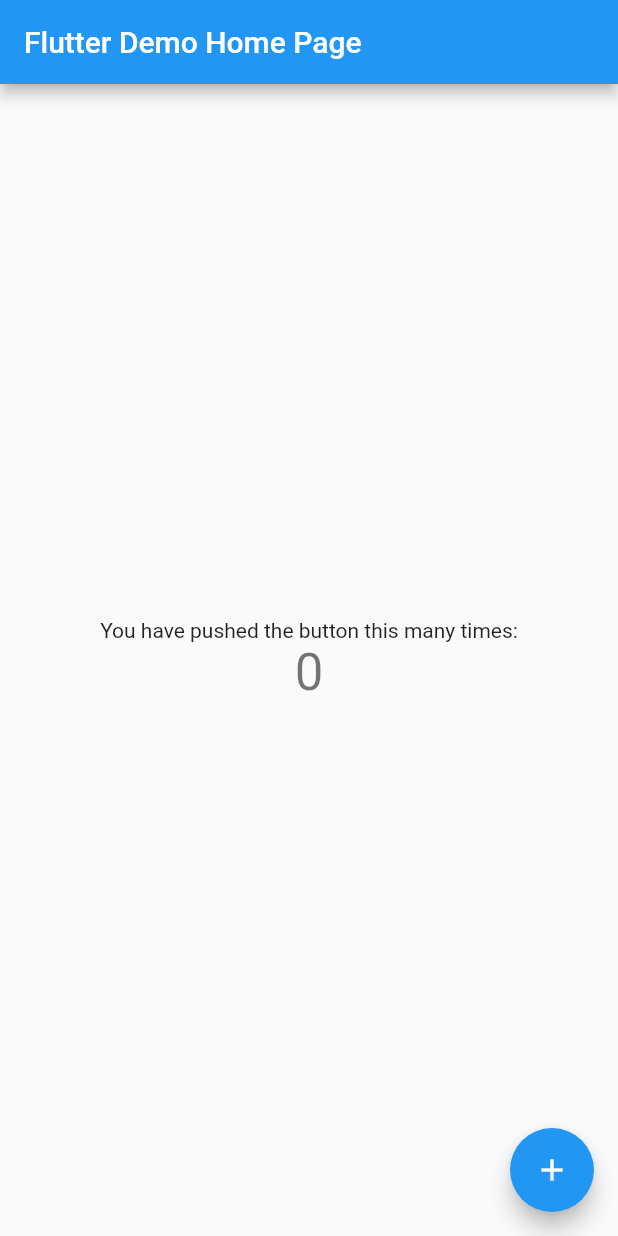
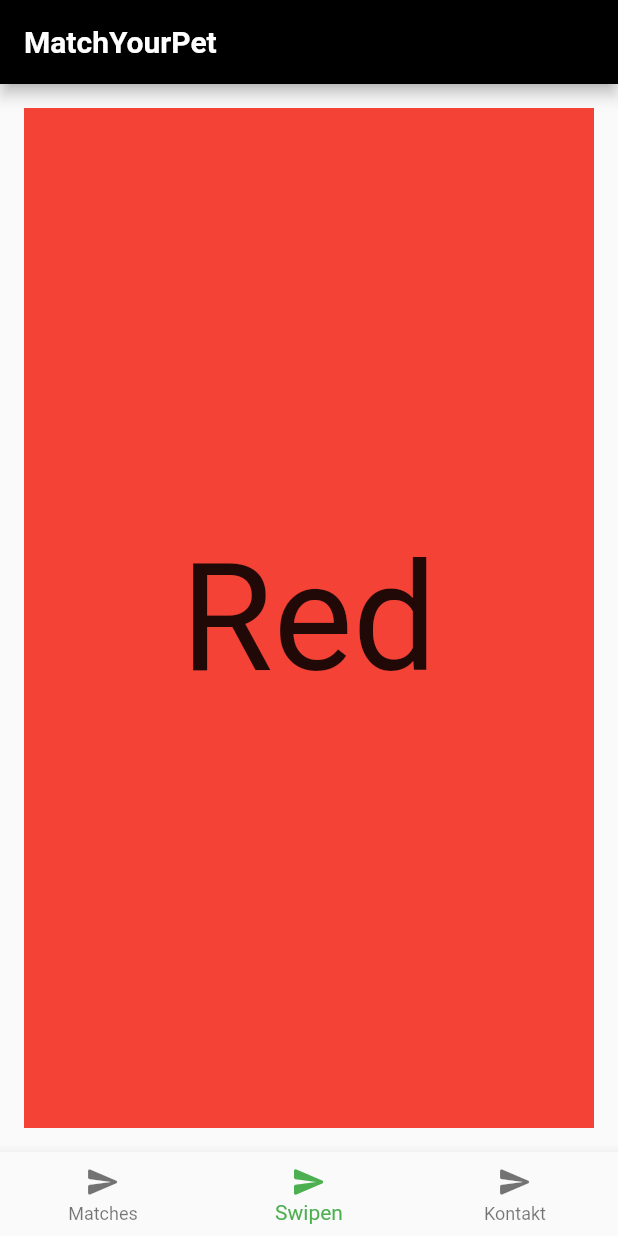
Before and after one commit to MatchYourPet/matchyourpet-mobile-app, a Flutter app: the screen it shows after launch, on a phone screen of 412 x 824 dp. Run offline on Flutter 3.47's test engine with Material 2 defaults, Android fonts, the phone set to English and light mode, and no system bars; drawn by our look-alikes of swipe_cards; our stand-ins replace google_fonts.

Commit message:
add basic structure of app

```diff
--- /dev/null
+++ b/lib/components/home.dart
@@ -0,0 +1,56 @@
+import 'package:flutter/material.dart';
+import 'package:matchyourpet_mobile_app/components/swiping/swiping_page.dart';
+
+class Home extends StatefulWidget {
+  const Home({super.key});
+
+  @override
+  HomeState createState() => HomeState();
+}
+
+class HomeState extends State<Home> {
+
+  int _selectedIndex = 1;
+
+  void _onItemTapped(int index) {
+    setState(() {
+      _selectedIndex = index;
+    });
+  }
+
+  static List<Widget> pages = <Widget> [
+    // TODO Replace with Matches
+    Container(color: Colors.red),
+    // TODO Replace with Swiping
+    SwipingPage(),
+    // TODO Replace with Contact
+    Container(color: Colors.blue)
+  ];
+
+  @override
+  Widget build(BuildContext context) {
+    return Scaffold(
+      appBar: AppBar(
+          title: Text('MatchYourPet',
+              style: Theme.of(context).textTheme.headline6)
+      ),
+      body: pages[_selectedIndex],
+      bottomNavigationBar: BottomNavigationBar(
+        selectedItemColor: Theme.of(context).textSelectionTheme.selectionColor,
+        currentIndex: _selectedIndex,
+        onTap: _onItemTapped,
+        items: const [
+          BottomNavigationBarItem(
+            icon: Icon(Icons.send_rounded),
+            label: 'Matches',
+          ), BottomNavigationBarItem(
+            icon: Icon(Icons.send_rounded),
+            label: 'Swipen',
+          ), BottomNavigationBarItem(
+            icon: Icon(Icons.send_rounded),
+            label: 'Kontakt',
+          )],
+      ),
+      );
+  }
+}
--- /dev/null
+++ b/lib/components/swiping/swiper.dart
@@ -0,0 +1,66 @@
+import 'dart:developer';
+
+import 'package:flutter/material.dart';
+import 'package:swipe_cards/draggable_card.dart';
+import 'package:swipe_cards/swipe_cards.dart';
+
+import '../../model/content.dart';
+
+class Swiper extends StatefulWidget {
+  const Swiper({super.key});
+
+  @override
+  SwiperState createState() => SwiperState();
+}
+
+class SwiperState extends State<Swiper> {
+
+  List<SwipeItem> _swipeItems = <SwipeItem>[];
+  late MatchEngine _matchEngine;
+  final GlobalKey<ScaffoldState> _scaffoldKey = GlobalKey();
+  final List<String> _names = ["Red", "Blue", "Green", "Yellow", "Orange"];
+  final List<Color> _colors = [
+    Colors.red,
+    Colors.blue,
+    Colors.green,
+    Colors.yellow,
+    Colors.orange
+  ];
+
+  @override
+  void initState() {
+    for (int i = 0; i < _names.length; i++) {
+      _swipeItems.add(SwipeItem(
+          content: Content(text: _names[i], color: _colors[i]),
+          likeAction: () {log('liked ${_names[i]}');},
+          nopeAction: () {log('liked ${_names[i]}');}));
+    }
+
+    _matchEngine = MatchEngine(swipeItems: _swipeItems);
+    super.initState();
+  }
+
+  @override
+  Widget build(BuildContext context) {
+    return SwipeCards(
+        matchEngine: _matchEngine,
+        itemBuilder: (BuildContext context, int index) {
+          return Container(
+            alignment: Alignment.center,
+            color: _swipeItems[index].content.color,
+            child: Text(
+              _swipeItems[index].content.text,
+              style: const TextStyle(fontSize: 100),
+            ),
+          );
+        },
+        onStackFinished: () {
+          log('thats it');
+        },
+        itemChanged: (SwipeItem item, int index) {
+          print("item: ${item.content.text}, index: $index");
+        },
+        fillSpace: true,
+      );
+  }
+}
--- /dev/null
+++ b/lib/components/swiping/swiping_page.dart
@@ -0,0 +1,13 @@
+import 'package:flutter/material.dart';
+import 'package:matchyourpet_mobile_app/components/swiping/swiper.dart';
+
+class SwipingPage extends StatelessWidget {
+
+  SwipingPage({super.key});
+
+  @override
+  Widget build(BuildContext context) {
+    return Swiper();
+  }
+
+}
--- a/lib/main.dart
+++ b/lib/main.dart
@@ -1,115 +1,22 @@
 import 'package:flutter/material.dart';
-
+import 'package:matchyourpet_mobile_app/components/home.dart';
+import 'package:matchyourpet_mobile_app/theme/matchyourpet_theme.dart';
 void main() {
-  runApp(const MyApp());
+  runApp(const MatchYourPet());
 }
 
-class MyApp extends StatelessWidget {
-  const MyApp({Key? key}) : super(key: key);
+class MatchYourPet extends StatelessWidget {
+  const MatchYourPet({Key? key}) : super(key: key);
 
   // This widget is the root of your application.
   @override
   Widget build(BuildContext context) {
+    final theme = MatchYourPetTheme.light();
+
     return MaterialApp(
+      theme: theme,
       title: 'Flutter Demo',
-      theme: ThemeData(
-        // This is the theme of your application.
-        //
-        // Try running your application with "flutter run". You'll see the
-        // application has a blue toolbar. Then, without quitting the app, try
-        // changing the primarySwatch below to Colors.green and then invoke
-        // "hot reload" (press "r" in the console where you ran "flutter run",
-        // or simply save your changes to "hot reload" in a Flutter IDE).
-        // Notice that the counter didn't reset back to zero; the application
-        // is not restarted.
-        primarySwatch: Colors.blue,
-      ),
-      home: const MyHomePage(title: 'Flutter Demo Home Page'),
+      home: const Home(),
     );
   }
 }
-
-class MyHomePage extends StatefulWidget {
-  const MyHomePage({Key? key, required this.title}) : super(key: key);
-
-  // This widget is the home page of your application. It is stateful, meaning
-  // that it has a State object (defined below) that contains fields that affect
-  // how it looks.
-
-  // This class is the configuration for the state. It holds the values (in this
-  // case the title) provided by the parent (in this case the App widget) and
-  // used by the build method of the State. Fields in a Widget subclass are
-  // always marked "final".
-
-  final String title;
-
-  @override
-  State<MyHomePage> createState() => _MyHomePageState();
-}
-
-class _MyHomePageState extends State<MyHomePage> {
-  int _counter = 0;
-
-  void _incrementCounter() {
-    setState(() {
-      // This call to setState tells the Flutter framework that something has
-      // changed in this State, which causes it to rerun the build method below
-      // so that the display can reflect the updated values. If we changed
-      // _counter without calling setState(), then the build method would not be
-      // called again, and so nothing would appear to happen.
-      _counter++;
-    });
-  }
-
-  @override
-  Widget build(BuildContext context) {
-    // This method is rerun every time setState is called, for instance as done
-    // by the _incrementCounter method above.
-    //
-    // The Flutter framework has been optimized to make rerunning build methods
-    // fast, so that you can just rebuild anything that needs updating rather
-    // than having to individually change instances of widgets.
-    return Scaffold(
-      appBar: AppBar(
-        // Here we take the value from the MyHomePage object that was created by
-        // the App.build method, and use it to set our appbar title.
-        title: Text(widget.title),
-      ),
-      body: Center(
-        // Center is a layout widget. It takes a single child and positions it
-        // in the middle of the parent.
-        child: Column(
-          // Column is also a layout widget. It takes a list of children and
-          // arranges them vertically. By default, it sizes itself to fit its
-          // children horizontally, and tries to be as tall as its parent.
-          //
-          // Invoke "debug painting" (press "p" in the console, choose the
-          // "Toggle Debug Paint" action from the Flutter Inspector in Android
-          // Studio, or the "Toggle Debug Paint" command in Visual Studio Code)
-          // to see the wireframe for each widget.
-          //
-          // Column has various properties to control how it sizes itself and
-          // how it positions its children. Here we use mainAxisAlignment to
-          // center the children vertically; the main axis here is the vertical
-          // axis because Columns are vertical (the cross axis would be
-          // horizontal).
-          mainAxisAlignment: MainAxisAlignment.center,
-          children: <Widget>[
-            const Text(
-              'You have pushed the button this many times:',
-            ),
-            Text(
-              '$_counter',
-              style: Theme.of(context).textTheme.headline4,
-            ),
-          ],
-        ),
-      ),
-      floatingActionButton: FloatingActionButton(
-        onPressed: _incrementCounter,
-        tooltip: 'Increment',
-        child: const Icon(Icons.add),
-      ), // This trailing comma makes auto-formatting nicer for build methods.
-    );
-  }
-}
--- /dev/null
+++ b/lib/model/content.dart
@@ -0,0 +1,8 @@
+import 'package:flutter/material.dart';
+
+class Content {
+  final String text;
+  final Color color;
+
+  Content({required this.text, required this.color});
+}
--- /dev/null
+++ b/lib/theme/matchyourpet_theme.dart
@@ -0,0 +1,51 @@
+import 'package:flutter/material.dart';
+import 'package:google_fonts/google_fonts.dart';
+
+class MatchYourPetTheme {
+  static TextTheme lightTextTheme = TextTheme(
+    bodyText1: GoogleFonts.montserrat(
+      fontSize: 14.0,
+      fontWeight: FontWeight.w700,
+      color: Colors.black
+    ),
+    headline1: GoogleFonts.zenKakuGothicAntique(
+      fontSize: 32.0,
+      fontWeight: FontWeight.bold,
+      color: Colors.black
+    ),
+    headline2: GoogleFonts.zenKakuGothicAntique(
+        fontSize: 21.0,
+        fontWeight: FontWeight.w700,
+        color: Colors.black
+    ),
+    headline3: GoogleFonts.zenKakuGothicAntique(
+      fontSize: 16.0,
+      fontWeight: FontWeight.w600,
+      color: Colors.black
+    ),
+    headline6: GoogleFonts.zenKakuGothicAntique(
+        fontSize: 20.0,
+        fontWeight: FontWeight.w700,
+        color: Colors.white
+    ),
+  );
+
+  static ThemeData light() {
+    return ThemeData(
+      brightness: Brightness.light,
+      checkboxTheme: CheckboxThemeData(
+        fillColor: MaterialStateColor.resolveWith((states) => Colors.black)
+      ),
+      appBarTheme: const AppBarTheme(
+        foregroundColor: Colors.white,
+        backgroundColor: Colors.black
+      ),
+      floatingActionButtonTheme: const FloatingActionButtonThemeData(
+        foregroundColor: Colors.white,
+        backgroundColor: Colors.black
+      ),
+      bottomNavigationBarTheme: const BottomNavigationBarThemeData(selectedItemColor: Colors.green),
+      textTheme: lightTextTheme
+    );
+  }
+}
--- a/pubspec.yaml
+++ b/pubspec.yaml
@@ -34,6 +34,8 @@ dependencies:
   # The following adds the Cupertino Icons font to your application.
   # Use with the CupertinoIcons class for iOS style icons.
   cupertino_icons: ^1.0.2
+  google_fonts: ^3.0.1
+  swipe_cards: ^1.0.0
 
 dev_dependencies:
   flutter_test:
```
Also changed, not shown: pubspec.lock, 1 other file.
